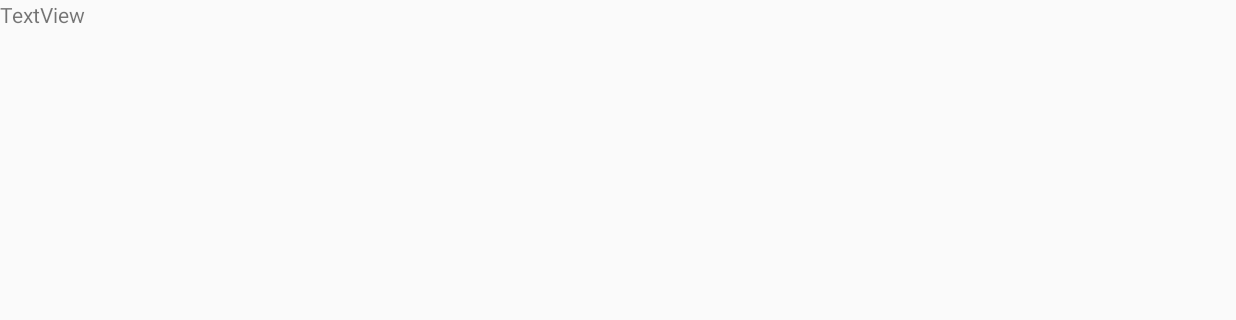
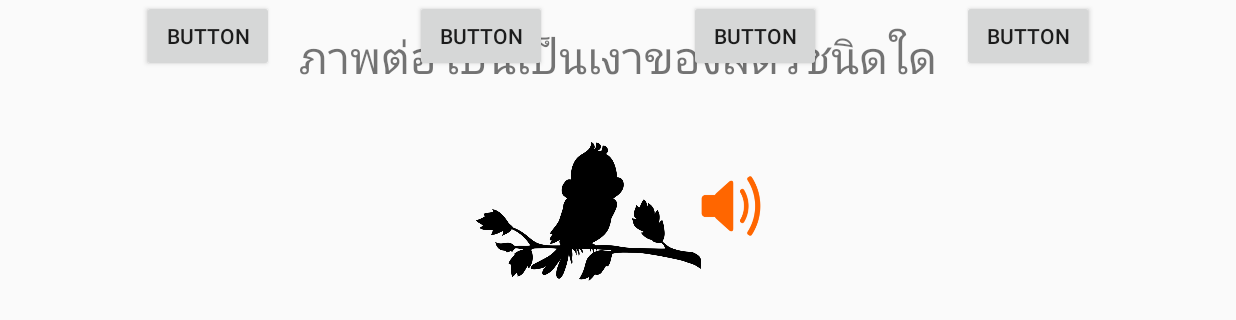
Before and after one commit to oa22072538/AnimalForFun, an Android app: the screen it shows after launch (Game), on a phone screen of 824 x 412 dp (held sideways). Before the commit the part shown is almost empty. Shown: the top 320 px of the screen. Run offline under Robolectric (Android 15) with nearby library versions, the phone set to English and light mode, and no system bars.

Commit message:
Design Game UI Complete

```diff
--- a/app/src/main/res/layout/activity_game.xml
+++ b/app/src/main/res/layout/activity_game.xml
@@ -11,5 +11,75 @@
         android:id="@+id/textView"
         android:layout_width="wrap_content"
         android:layout_height="wrap_content"
-        android:text="TextView" />
+        android:layout_marginTop="@dimen/my_margin"
+        android:text="@string/question"
+        android:textSize="@dimen/h1"
+        app:layout_constraintLeft_toLeftOf="parent"
+        app:layout_constraintRight_toRightOf="parent"
+        app:layout_constraintTop_toTopOf="parent" />
+
+    <ImageView
+        android:id="@+id/imbQuestion"
+        android:layout_width="150dp"
+        android:layout_height="150dp"
+        android:layout_marginTop="8dp"
+        app:layout_constraintLeft_toLeftOf="parent"
+        app:layout_constraintTop_toBottomOf="@+id/textView"
+        app:srcCompat="@drawable/bird_02"
+        app:layout_constraintRight_toLeftOf="@+id/imbVolmn"
+        app:layout_constraintHorizontal_chainStyle="packed" />
+
+    <ImageButton
+        android:id="@+id/imbVolmn"
+        android:layout_width="40dp"
+        android:layout_height="40dp"
+        android:layout_marginBottom="8dp"
+        android:layout_marginTop="8dp"
+        android:background="@null"
+        android:scaleType="fitCenter"
+        app:layout_constraintBottom_toBottomOf="@+id/imbQuestion"
+        app:layout_constraintLeft_toRightOf="@+id/imbQuestion"
+        app:layout_constraintRight_toRightOf="parent"
+        app:layout_constraintTop_toBottomOf="@+id/textView"
+        app:srcCompat="@drawable/volume" />
+
+    <Button
+        android:id="@+id/btm1"
+        android:onClick="choiceAns"
+        android:layout_width="wrap_content"
+        android:layout_height="wrap_content"
+        android:text="Button"
+        app:layout_constraintLeft_toLeftOf="parent"
+        tools:layout_editor_absoluteY="236dp"
+        app:layout_constraintRight_toLeftOf="@+id/btm2" />
+
+    <Button
+        android:id="@+id/btm2"
+        android:onClick="choiceAns"
+        android:layout_width="wrap_content"
+        android:layout_height="wrap_content"
+        android:text="Button"
+        app:layout_constraintLeft_toRightOf="@+id/btm1"
+        app:layout_constraintRight_toLeftOf="@+id/btm4"
+        app:layout_constraintTop_toTopOf="@+id/btm1" />
+
+    <Button
+        android:id="@+id/btm3"
+        android:onClick="choiceAns"
+        android:layout_width="wrap_content"
+        android:layout_height="wrap_content"
+        android:text="Button"
+        app:layout_constraintLeft_toRightOf="@+id/btm4"
+        app:layout_constraintRight_toRightOf="parent"
+        app:layout_constraintTop_toTopOf="@+id/btm4" />
+
+    <Button
+        android:id="@+id/btm4"
+        android:onClick="choiceAns"
+        android:layout_width="wrap_content"
+        android:layout_height="wrap_content"
+        android:text="Button"
+        app:layout_constraintRight_toLeftOf="@+id/btm3"
+        app:layout_constraintLeft_toRightOf="@+id/btm2"
+        app:layout_constraintTop_toTopOf="@+id/btm2" />
 </android.support.constraint.ConstraintLayout>
```
